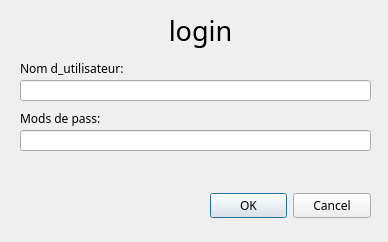
Old version of the form ui/login_dialog.ui in the repository otmanLAHRECHE/EPSP_Garde_Project.
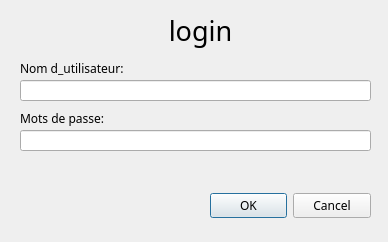
New version of the form.

What changed in the file:
```diff
--- a/ui/login_dialog.ui
+++ b/ui/login_dialog.ui
@@ -110,7 +110,7 @@
     </rect>
    </property>
    <property name="text">
-    <string>Mods de pass:</string>
+    <string>Mots de passe:</string>
    </property>
   </widget>
  </widget>
```
